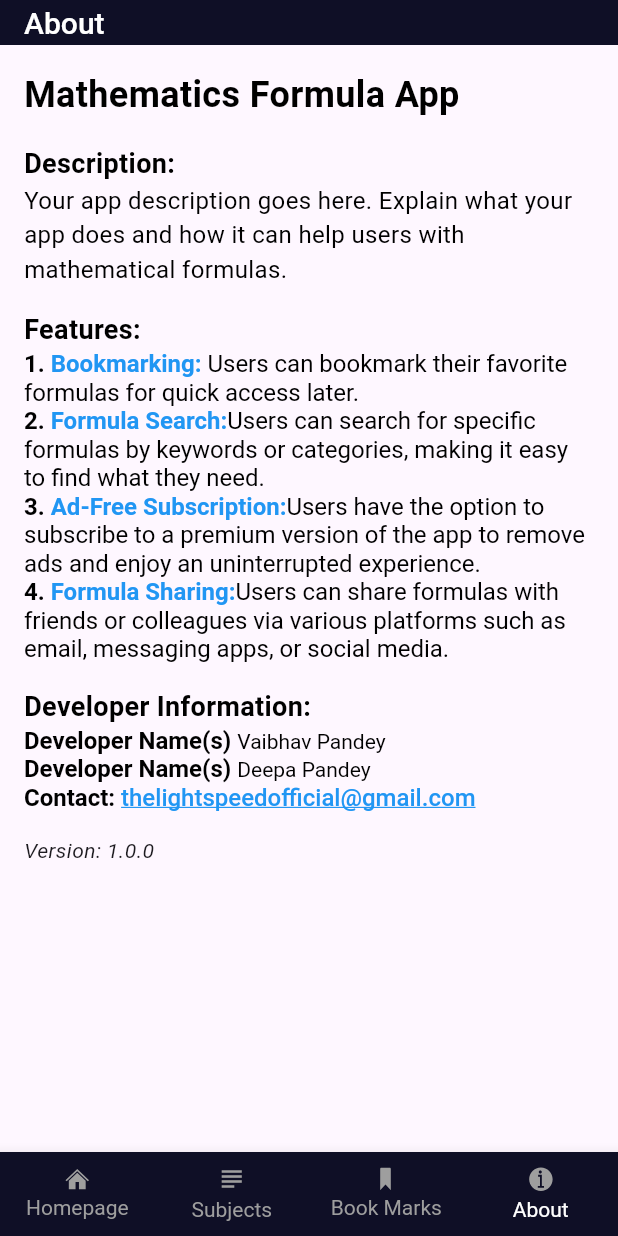
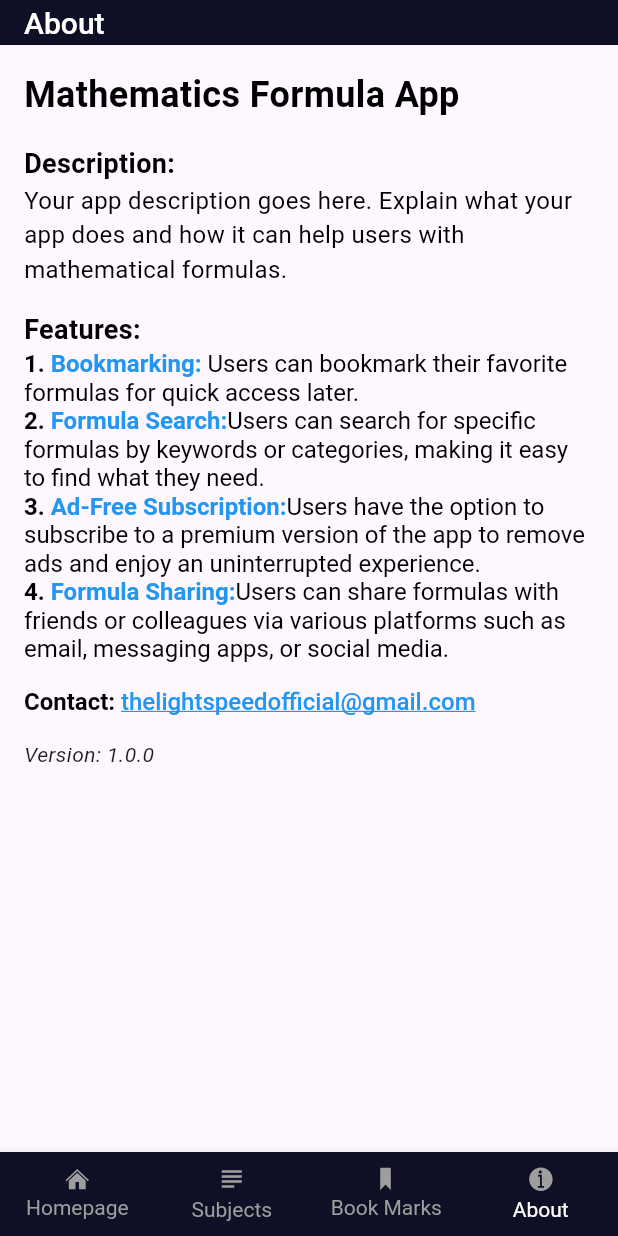
Before and after one commit to deepa304462/formula_user, a Flutter app: the screen it shows after launch, item 4 of the bottom bar chosen, on a phone screen of 412 x 824 dp. Run offline on Flutter 3.47's test engine with Material 3 defaults, Android fonts, the light colour scheme and no system bars; our stand-ins replace cloud_firestore, file_picker, firebase_auth, firebase_core, firebase_storage, flutter_speed_dial and 15 more; missing offline and left inert: flutter_cached_pdfview, flutter_inapp_purchase; accounts and stored records are empty; Roboto replaces fonts that are missing (Cardo); project files that could hold a hidden picture were left out.

```diff
--- a/lib/screens/about_screen.dart
+++ b/lib/screens/about_screen.dart
@@ -125,48 +125,6 @@ class AboutScreen extends StatelessWidget {
                 ),
               ),
               SizedBox(height: 16),
-              Text(
-                'Developer Information:',
-                style: Styles.textWith18withBold(Colours.black)
-              ),
-              RichText(
-                text: TextSpan(
-                  style: TextStyle(
-                    fontSize: 16,
-                    color: Colors.black,
-                  ),
-                  children: [
-                    TextSpan(
-                        text: 'Developer Name(s) ',
-                        style: Styles.textWith16bold(Colors.black)
-                    ),
-
-                    TextSpan(
-                        text: 'Vaibhav Pandey',
-                        style: Styles.textWith14(Colours.black)
-                    ),
-                  ],
-                ),
-              ),
-              RichText(
-                text: TextSpan(
-                  style: TextStyle(
-                    fontSize: 16,
-                    color: Colors.black,
-                  ),
-                  children: [
-                    TextSpan(
-                        text: 'Developer Name(s) ',
-                        style: Styles.textWith16bold(Colors.black)
-                    ),
-
-                    TextSpan(
-                        text: 'Deepa Pandey',
-                        style: Styles.textWith14(Colours.black)
-                    ),
-                  ],
-                ),
-              ),
               RichText(
                 text: TextSpan(
                   style: TextStyle(
--- a/lib/screens/auth/login_page.dart
+++ b/lib/screens/auth/login_page.dart
@@ -40,8 +40,7 @@ class _LoginPageState extends State<LoginPage> {
               _signInWithGoogle();
             },
                 style: ElevatedButton.styleFrom(
-                  primary: Colours.buttonColor1,
-                  onPrimary: Colors.black,
+                  foregroundColor: Colors.black, backgroundColor: Colours.buttonColor1,
                   minimumSize: const Size(300,40),
                 ),
                 icon: const FaIcon(FontAwesomeIcons.google,color: Colors.white,),
@@ -53,8 +52,7 @@ class _LoginPageState extends State<LoginPage> {
               //SignInWithGoogle();
             },
                 style: ElevatedButton.styleFrom(
-                  primary: Colours.buttonColor2,
-                  onPrimary: Colors.black,
+                  foregroundColor: Colors.black, backgroundColor: Colours.buttonColor2,
                   minimumSize: const Size(300,40),
                 ),
                 icon: const FaIcon(FontAwesomeIcons.apple,color: Colors.white,),
--- a/lib/screens/no_use/add_content.dart
+++ b/lib/screens/no_use/add_content.dart
@@ -113,8 +113,7 @@ class _AddContentScreenState extends State<AddContentScreen> {
                 addFormulaContent();
               },
                   style: ElevatedButton.styleFrom(
-                    primary: Colors.green.shade400,
-                    onPrimary: Colors.black,
+                    foregroundColor: Colors.black, backgroundColor: Colors.green.shade400,
                     minimumSize: const Size(double.infinity, 50),
                   ),
                   child: const Text('Add Content', style: TextStyle(
--- a/lib/screens/no_use/add_tab.dart
+++ b/lib/screens/no_use/add_tab.dart
@@ -106,8 +106,7 @@ class _AddTabScreenState extends State<AddTabScreen> {
                       addTab();
                     },
                     style: ElevatedButton.styleFrom(
-                      primary: Colors.green.shade400,
-                      onPrimary: Colors.black,
+                      foregroundColor: Colors.black, backgroundColor: Colors.green.shade400,
                       minimumSize: const Size(double.infinity, 50),
                     ),
                     child: const Text(
--- a/lib/screens/no_use/edit_content.dart
+++ b/lib/screens/no_use/edit_content.dart
@@ -120,8 +120,7 @@ class _EditContentScreenState extends State<EditContentScreen> {
                     editFormulaContent(widget.list.id);
                   },
                   style: ElevatedButton.styleFrom(
-                    primary: Colors.green.shade400,
-                    onPrimary: Colors.black,
+                    foregroundColor: Colors.black, backgroundColor: Colors.green.shade400,
                     minimumSize: const Size(double.infinity, 50),
                   ),
                   child: const Text(
--- a/lib/screens/no_use/edit_tab_screen.dart
+++ b/lib/screens/no_use/edit_tab_screen.dart
@@ -106,8 +106,7 @@ class _EditTabScreenState extends State<EditTabScreen> {
                  pushToNewRoute(context, HomePage());
               },
                   style: ElevatedButton.styleFrom(
-                    primary: Colors.green.shade400,
-                    onPrimary: Colors.black,
+                    foregroundColor: Colors.black, backgroundColor: Colors.green.shade400,
                     minimumSize: const Size(double.infinity,50),
                   ),
                   child: const Text('Edit Formula',style: TextStyle(
--- a/pubspec.yaml
+++ b/pubspec.yaml
@@ -16,7 +16,7 @@ publish_to: 'none' # Remove this line if you wish to publish to pub.dev
 # https://developer.apple.com/library/archive/documentation/General/Reference/InfoPlistKeyReference/Articles/CoreFoundationKeys.html
 # In Windows, build-name is used as the major, minor, and patch parts
 # of the product and file versions while build-number is used as the build suffix.
-version: 1.0.17+18
+version: 1.0.0+1
 
 environment:
   sdk: '>=3.1.0 <4.0.0'
```
Also changed, not shown: lib/screens/no_use/add_content_item_screen.dart (+3 -6 lines), lib/screens/no_use/edit_content_item_screen.dart (+3 -6 lines), 34 other files.
